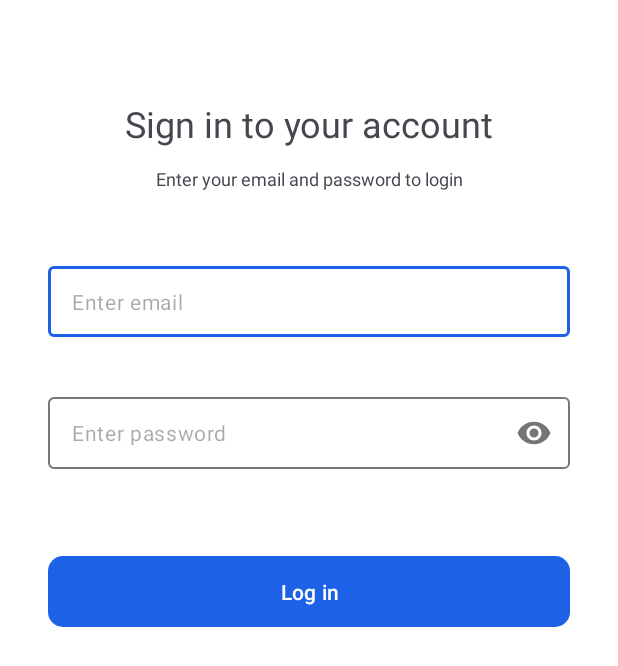
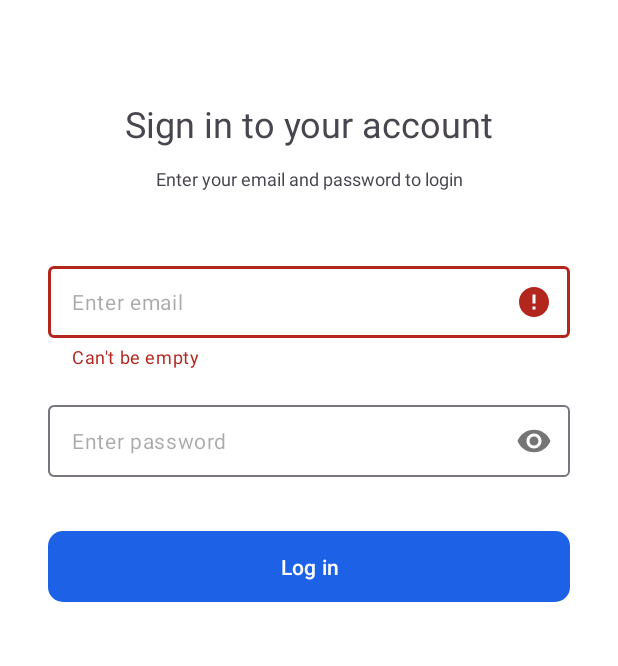
Before and after one commit to sky-CSE/Firebase-Chat-App, an Android app: the screen it shows after launch (MainActivity), after a tap on "Log in", on a phone screen of 412 x 824 dp. Shown: the top 666 px of the screen. Run offline under Robolectric (Android 15) with nearby library versions, the phone set to English and light mode, and no system bars; our stand-ins replace Firebase (no records; nobody signed in at launch, a user with empty details on screens opened directly).

Commit message:
Improvements: LoginFragment.kt

```diff
--- a/app/src/main/java/com/example/firebasechatapp/ui/auth/view/LoginFragment.kt
+++ b/app/src/main/java/com/example/firebasechatapp/ui/auth/view/LoginFragment.kt
@@ -1,17 +1,24 @@
 package com.example.firebasechatapp.ui.auth.view
 
+import android.content.Context
+import android.graphics.Color
 import android.os.Bundle
 import android.util.Patterns
 import android.view.LayoutInflater
 import android.view.View
 import android.view.ViewGroup
+import android.view.inputmethod.InputMethodManager
 import android.widget.Toast
+import androidx.core.content.ContextCompat
 import androidx.core.view.isVisible
+import androidx.core.widget.doAfterTextChanged
 import androidx.fragment.app.Fragment
 import androidx.navigation.fragment.findNavController
 import com.example.firebasechatapp.data.local.SharedPrefs
 import com.example.firebasechatapp.databinding.FragmentLoginBinding
+import com.google.android.material.snackbar.Snackbar
 import com.google.firebase.Firebase
+import com.google.firebase.auth.FirebaseAuthException
 import com.google.firebase.auth.auth
 import com.google.firebase.firestore.FirebaseFirestore
 import org.koin.android.ext.android.inject
@@ -42,23 +49,45 @@ class LoginFragment : Fragment() {
 
     private fun handleUiEvents() = with(binding) {
         loginBtn.setOnClickListener {
+            hideKeyboard()
+
             val email = emailField.editText?.text?.trim().toString()
             val password = passwordField.editText?.text.toString()
-
             if (!isValidInput(email, password)) return@setOnClickListener
 
             loginUser(email, password)
         }
+
+        emailField.editText!!.doAfterTextChanged {
+            if (emailField.isErrorEnabled) emailField.isErrorEnabled = false
+        }
+
+        passwordField.editText!!.doAfterTextChanged {
+            if (passwordField.isErrorEnabled) passwordField.isErrorEnabled = false
+        }
     }
 
     private fun isValidInput(email: String, password: String): Boolean {
-        if (email.isEmpty() || password.isEmpty()) {
-            showToast("Email & Password required"); return false
+        if (email.isEmpty()) {
+            binding.emailField.error = "Can't be empty"
+            return false
         }
+
+        if (password.isEmpty()) {
+            binding.passwordField.error = "Can't be empty"
+            return false
+        }
+
         if (!Patterns.EMAIL_ADDRESS.matcher(email).matches()) {
             binding.emailField.error = "Invalid email"
             return false
         }
+
+        if(password.length < 6){
+            binding.passwordField.error = "Password must be at least 6 characters long"
+            return false
+        }
+
         return true
     }
 
@@ -69,9 +98,22 @@ class LoginFragment : Fragment() {
                 val uid = result.user?.uid ?: return@addOnSuccessListener
                 sharedPrefs.saveUser(uid)
                 navigateToUsers()
+                showSuccess("Logged In Successfully")
             }
-            .addOnFailureListener {
-                createUser(email, password)
+            .addOnFailureListener { e ->
+                if (e is FirebaseAuthException) {
+                    when (e.errorCode) {
+                        "ERROR_INVALID_CREDENTIAL" -> {
+                            createUser(email, password)
+                        }
+
+                        else -> {
+                            showError("Login failed: ${e.message}")
+                        }
+                    }
+                } else {
+                    showError("Something went wrong: ${e.message}")
+                }
             }
             .addOnCompleteListener { showLoader(false) }
     }
@@ -87,10 +129,15 @@ class LoginFragment : Fragment() {
                     .addOnSuccessListener {
                         sharedPrefs.saveUser(uid)
                         navigateToUsers()
+                        showSuccess("Signed-up Successfully")
                     }
-                    .addOnFailureListener { e -> showToast("Failed to save user: ${e.message}") }
+                    .addOnFailureListener { e ->
+                        showError("Failed to save user: ${e.message}")
+                    }
             }
-            .addOnFailureListener { e -> showToast(e.message ?: "Error") }
+            .addOnFailureListener { e ->
+                showError(e.message ?: "Error")
+            }
     }
 
     private fun navigateToUsers() {
@@ -101,6 +148,20 @@ class LoginFragment : Fragment() {
         binding.loader.isVisible = show
     }
 
+    private fun showError(message: String) {
+        Snackbar.make(requireView(), message, Snackbar.LENGTH_LONG)
+            .setBackgroundTint(ContextCompat.getColor(requireContext(), android.R.color.holo_red_light))
+            .setTextColor(Color.WHITE)
+            .show()
+    }
+
+    private fun showSuccess(message: String) {
+        Snackbar.make(requireView(), message, Snackbar.LENGTH_SHORT)
+            .setBackgroundTint(ContextCompat.getColor(requireContext(), android.R.color.holo_green_light))
+            .setTextColor(Color.WHITE)
+            .show()
+    }
+
     private fun showToast(message: String) =
         Toast.makeText(requireContext(), message, Toast.LENGTH_SHORT).show()
 
@@ -108,4 +169,11 @@ class LoginFragment : Fragment() {
         _binding = null;
         super.onDestroyView()
     }
+
+    fun Fragment.hideKeyboard() {
+        view?.let { v ->
+            val imm = requireContext().getSystemService(Context.INPUT_METHOD_SERVICE) as InputMethodManager
+            imm.hideSoftInputFromWindow(v.windowToken, 0)
+        }
+    }
 }
--- a/app/src/main/res/layout/fragment_login.xml
+++ b/app/src/main/res/layout/fragment_login.xml
@@ -62,7 +62,7 @@
         android:layout_width="match_parent"
         android:layout_height="wrap_content"
         android:layout_marginHorizontal="32dp"
-        android:layout_marginTop="40dp"
+        android:layout_marginTop="24dp"
         android:elevation="2dp"
         app:hintEnabled="false"
         app:layout_constraintEnd_toEndOf="parent"
@@ -86,7 +86,7 @@
         android:id="@+id/loginBtn"
         android:layout_width="0dp"
         android:layout_height="wrap_content"
-        android:layout_marginTop="54dp"
+        android:layout_marginTop="32dp"
         android:includeFontPadding="true"
         android:lineHeight="19.6sp"
         android:paddingHorizontal="24dp"
@@ -105,18 +105,19 @@
         style="@style/Widget.Material3.CircularProgressIndicator.Small"
         android:layout_width="wrap_content"
         android:layout_height="wrap_content"
-        android:elevation="2dp"
+        android:elevation="10dp"
         android:indeterminate="true"
         android:indeterminateBehavior="cycle"
         android:visibility="gone"
-        app:indicatorColor="#1D61E7"
+        app:indicatorColor="@color/white"
         app:indicatorDirectionCircular="clockwise"
         app:indicatorTrackGapSize="2dp"
-        app:layout_constraintBottom_toBottomOf="parent"
-        app:layout_constraintEnd_toEndOf="parent"
-        app:layout_constraintStart_toStartOf="parent"
-        app:layout_constraintTop_toTopOf="parent"
-        app:trackColor="#1D61E7" />
+        app:layout_constraintBottom_toBottomOf="@id/loginBtn"
+        app:layout_constraintEnd_toEndOf="@id/loginBtn"
+        app:layout_constraintHorizontal_bias="0.65"
+        app:layout_constraintStart_toStartOf="@id/loginBtn"
+        app:layout_constraintTop_toTopOf="@id/loginBtn"
+        app:trackColor="@color/white" />
 
 
 </androidx.constraintlayout.widget.ConstraintLayout>
```
